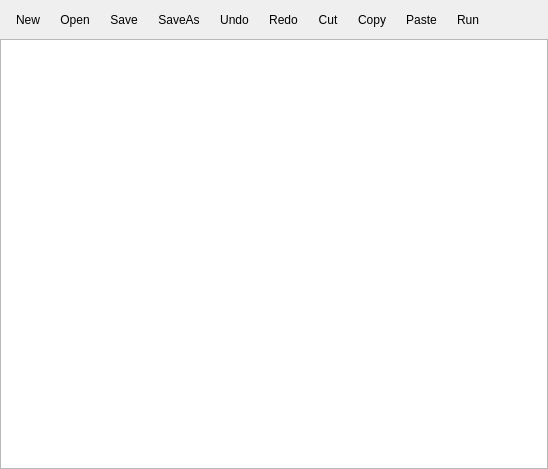
Before: the Qt Designer form source/application/script/CodeEditorWidget.ui in CST-Modelling-Tools/TonatiuhPP, drawn with Qt 5.
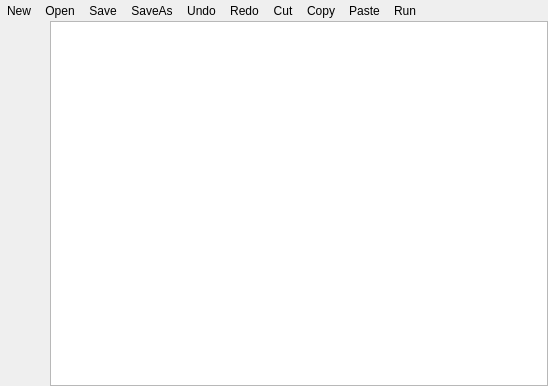
After: the same form once the commit is applied. Icons and pictures are not drawn. Custom widgets are drawn as their Qt base class.

Commit message: script editor revised

Diff of the .ui file:
```diff
--- a/source/application/script/CodeEditorWidget.ui
+++ b/source/application/script/CodeEditorWidget.ui
@@ -7,7 +7,7 @@
     <x>0</x>
     <y>0</y>
     <width>548</width>
-    <height>469</height>
+    <height>386</height>
    </rect>
   </property>
   <property name="windowTitle">
@@ -32,6 +32,21 @@
    <item>
     <widget class="QWidget" name="editorToolbar" native="true">
      <layout class="QHBoxLayout" name="horizontalLayout">
+      <property name="spacing">
+       <number>0</number>
+      </property>
+      <property name="leftMargin">
+       <number>0</number>
+      </property>
+      <property name="topMargin">
+       <number>0</number>
+      </property>
+      <property name="rightMargin">
+       <number>0</number>
+      </property>
+      <property name="bottomMargin">
+       <number>0</number>
+      </property>
       <item>
        <widget class="QToolButton" name="newButton">
         <property name="text">
@@ -43,8 +58,8 @@
         </property>
         <property name="iconSize">
          <size>
-          <width>30</width>
-          <height>30</height>
+          <width>24</width>
+          <height>24</height>
          </size>
         </property>
         <property name="autoRaise">
@@ -63,8 +78,8 @@
         </property>
         <property name="iconSize">
          <size>
-          <width>30</width>
-          <height>30</height>
+          <width>24</width>
+          <height>24</height>
          </size>
         </property>
         <property name="autoRaise">
@@ -83,8 +98,8 @@
         </property>
         <property name="iconSize">
          <size>
-          <width>30</width>
-          <height>30</height>
+          <width>24</width>
+          <height>24</height>
          </size>
         </property>
         <property name="autoRaise">
@@ -103,8 +118,8 @@
         </property>
         <property name="iconSize">
          <size>
-          <width>30</width>
-          <height>30</height>
+          <width>24</width>
+          <height>24</height>
          </size>
         </property>
         <property name="autoRaise">
@@ -123,8 +138,8 @@
         </property>
         <property name="iconSize">
          <size>
-          <width>30</width>
-          <height>30</height>
+          <width>24</width>
+          <height>24</height>
          </size>
         </property>
         <property name="autoRaise">
@@ -143,8 +158,8 @@
         </property>
         <property name="iconSize">
          <size>
-          <width>30</width>
-          <height>30</height>
+          <width>24</width>
+          <height>24</height>
          </size>
         </property>
         <property name="autoRaise">
@@ -163,8 +178,8 @@
         </property>
         <property name="iconSize">
          <size>
-          <width>30</width>
-          <height>30</height>
+          <width>24</width>
+          <height>24</height>
          </size>
         </property>
         <property name="autoRaise">
@@ -183,8 +198,8 @@
         </property>
         <property name="iconSize">
          <size>
-          <width>30</width>
-          <height>30</height>
+          <width>24</width>
+          <height>24</height>
          </size>
         </property>
         <property name="autoRaise">
@@ -203,8 +218,8 @@
         </property>
         <property name="iconSize">
          <size>
-          <width>30</width>
-          <height>30</height>
+          <width>24</width>
+          <height>24</height>
          </size>
         </property>
         <property name="autoRaise">
@@ -223,8 +238,8 @@
         </property>
         <property name="iconSize">
          <size>
-          <width>30</width>
-          <height>30</height>
+          <width>24</width>
+          <height>24</height>
          </size>
         </property>
         <property name="autoRaise">
@@ -239,8 +254,8 @@
         </property>
         <property name="sizeHint" stdset="0">
          <size>
-          <width>40</width>
-          <height>20</height>
+          <width>0</width>
+          <height>0</height>
          </size>
         </property>
        </spacer>
@@ -249,31 +264,24 @@
     </widget>
    </item>
    <item>
-    <widget class="QWidget" name="mainWidget" native="true">
-     <layout class="QHBoxLayout" name="mainLayout">
-      <property name="spacing">
-       <number>0</number>
-      </property>
-      <property name="leftMargin">
-       <number>0</number>
-      </property>
-      <property name="topMargin">
-       <number>0</number>
-      </property>
-      <property name="rightMargin">
-       <number>0</number>
-      </property>
-      <property name="bottomMargin">
-       <number>0</number>
-      </property>
-      <item>
-       <widget class="LineNumberWidget" name="lineNumberWidget" native="true"/>
-      </item>
-      <item>
-       <widget class="CodeEditArea" name="codeEditor"/>
-      </item>
-     </layout>
-    </widget>
+    <layout class="QHBoxLayout" name="mainLayout">
+     <property name="spacing">
+      <number>0</number>
+     </property>
+     <item>
+      <widget class="LineNumberWidget" name="lineNumberWidget" native="true">
+       <property name="minimumSize">
+        <size>
+         <width>50</width>
+         <height>0</height>
+        </size>
+       </property>
+      </widget>
+     </item>
+     <item>
+      <widget class="CodeEditArea" name="codeEditor"/>
+     </item>
+    </layout>
    </item>
   </layout>
  </widget>
```
The commit also changes 4 other files.
